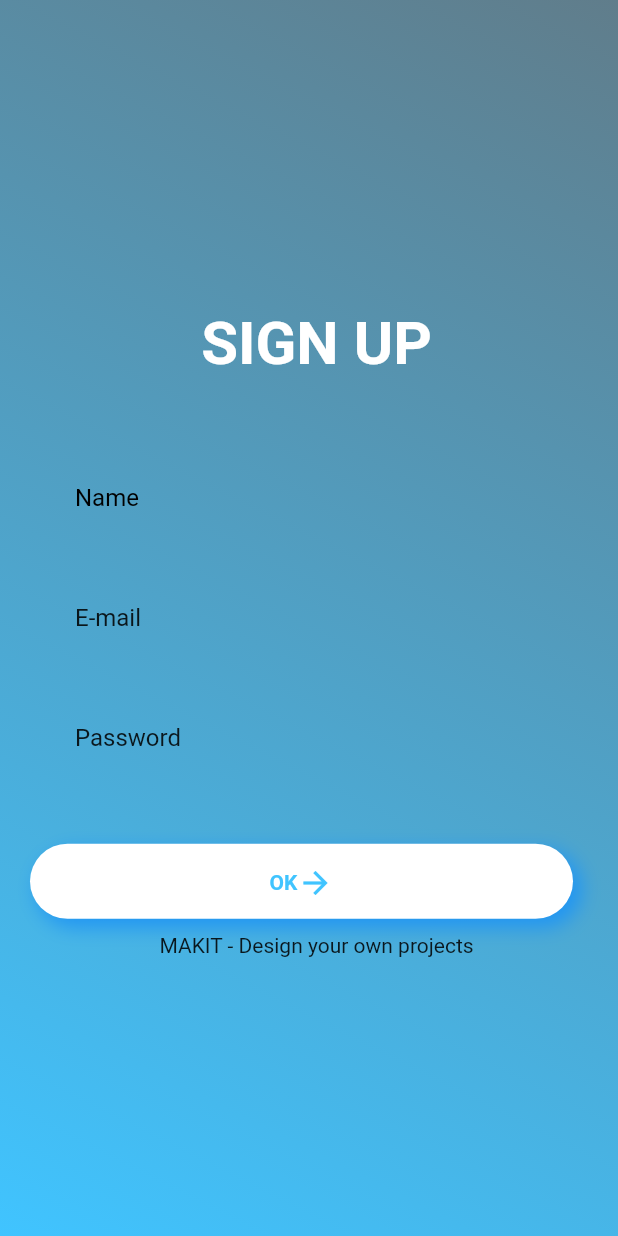
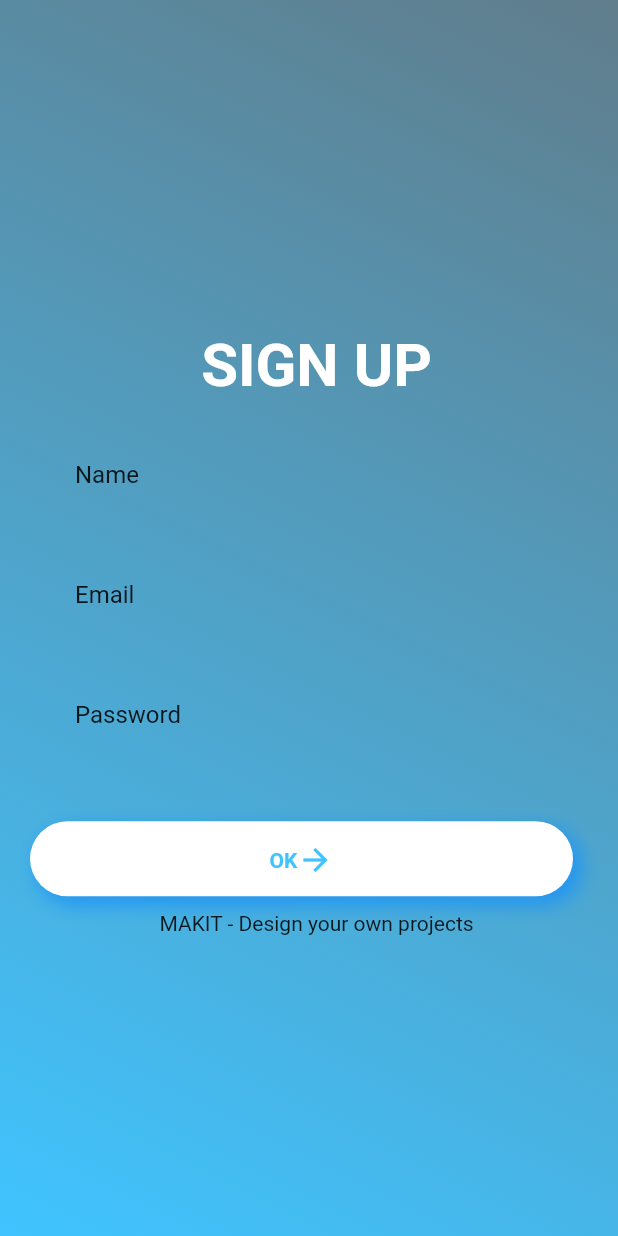
Before and after one commit to TCT2001/mobile_frontend, a Flutter app: the LoginPage screen opened by its route, after a tap on "Sign up", on a phone screen of 412 x 824 dp. Run offline on Flutter 3.47's test engine with Material 2 defaults, Android fonts, the phone set to English and light mode, and no system bars; our stand-ins replace get, get_storage; accounts and stored records are empty.

Commit message:
tuyen fix cho thanh

```diff
--- a/lib/src/global_widgets/button_new_user.dart
+++ b/lib/src/global_widgets/button_new_user.dart
@@ -1,21 +1,17 @@
 import 'package:flutter/material.dart';
-import 'package:get/get.dart';
+import 'package:get/get_core/src/get_main.dart';
+import 'package:get/get_navigation/src/extension_navigation.dart';
 import 'package:mobile_app/src/routes/app_routes.dart';
-import 'package:mobile_app/src/global_widgets/widgets_controller.dart';
 
-class ButtonNewUser extends GetView<WidgetsController> {
-  const ButtonNewUser({Key? key}) : super(key: key);
-
-  @override
-  Widget build(BuildContext context) {
+Widget ButtonNewUser(BuildContext context) {
   return Padding(
     padding: const EdgeInsets.only(top: 40, right: 30, left: 20),
     child: Container(
       alignment: Alignment.bottomRight,
       height: 50,
       width: MediaQuery.of(context).size.width,
-        decoration: BoxDecoration(boxShadow: [
-          const BoxShadow(
+      decoration: BoxDecoration(boxShadow: const [
+        BoxShadow(
           color: Colors.blue,
           blurRadius: 10.0, // has the effect of softening the shadow
           spreadRadius: 1.0, // has the effect of extending the shadow
@@ -31,8 +27,8 @@ class ButtonNewUser extends GetView<WidgetsController> {
         },
         child: Row(
           mainAxisAlignment: MainAxisAlignment.center,
-            children: <Widget>[
-              const Text(
+          children: const <Widget>[
+            Text(
               'OK',
               style: TextStyle(
                 color: Colors.lightBlueAccent,
@@ -40,7 +36,7 @@ class ButtonNewUser extends GetView<WidgetsController> {
                 fontWeight: FontWeight.w700,
               ),
             ),
-              const Icon(
+            Icon(
               Icons.arrow_forward,
               color: Colors.lightBlueAccent,
             ),
@@ -50,4 +46,3 @@ class ButtonNewUser extends GetView<WidgetsController> {
     ),
   );
 }
-}
--- a/lib/src/global_widgets/button_login.dart
+++ b/lib/src/global_widgets/button_no_data.dart
@@ -1,21 +1,17 @@
+import 'package:flutter/cupertino.dart';
 import 'package:flutter/material.dart';
-import 'package:get/get.dart';
-import 'package:mobile_app/src/routes/app_routes.dart';
-import 'package:mobile_app/src/global_widgets/widgets_controller.dart';
+import 'package:get/get_core/get_core.dart';
+import 'package:get/get_navigation/src/extension_navigation.dart';
 
-class Button extends GetView<WidgetsController> {
-  const Button({Key? key}) : super(key: key);
-
-  @override
-  Widget build(BuildContext context) {
-    return Padding(
+Widget CustomButtonNoData(BuildContext context, String routes) {
+  return Padding(
       padding: const EdgeInsets.only(top: 40, right: 30, left: 20),
       child: Container(
         alignment: Alignment.bottomRight,
         height: 50,
         width: MediaQuery.of(context).size.width,
         decoration: BoxDecoration(
-          boxShadow: [
+          boxShadow:const [
             BoxShadow(
               color: Colors.blue,
               blurRadius: 10.0, // has the effect of softening the shadow
@@ -31,11 +27,11 @@ class Button extends GetView<WidgetsController> {
         ),
         child: FlatButton(
           onPressed: () {
-            Get.toNamed(Routes.NEO);
+            Get.toNamed(routes);
           },
           child: Row(
             mainAxisAlignment: MainAxisAlignment.center,
-            children: <Widget>[
+            children: const <Widget>[
               Text(
                 'OK',
                 style: TextStyle(
@@ -53,8 +49,4 @@ class Button extends GetView<WidgetsController> {
         ),
       ),
     );
-  }
 }
-
-// t update cái thanh_loginScreen ý r muốn push lên branch nma nó bá olooix :((
-//ô push cái này lên cvasi branch tên là thanh_loginScreen là đc
--- a/lib/src/global_widgets/first.dart
+++ b/lib/src/global_widgets/first.dart
@@ -1,9 +1,8 @@
 import 'package:flutter/material.dart';
 import 'package:get/get.dart';
 import 'package:mobile_app/src/routes/app_routes.dart';
-import 'package:mobile_app/src/global_widgets/widgets_controller.dart';
 
-class FirstTime extends GetView<WidgetsController> {
+class FirstTime extends StatelessWidget {
   const FirstTime({Key? key}) : super(key: key);
 
   @override
@@ -16,7 +15,7 @@ class FirstTime extends GetView<WidgetsController> {
         height: 20,
         child: Row(
           children: <Widget>[
-            Text(
+            const Text(
               'Your first time?',
               style: TextStyle(
                 fontSize: 12,
@@ -28,7 +27,7 @@ class FirstTime extends GetView<WidgetsController> {
               onPressed: () {
                 Get.toNamed(Routes.SIGNUP);
               },
-              child: Text(
+              child: const Text(
                 'Sign up',
                 style: TextStyle(
                   fontSize: 12,
--- a/lib/src/global_widgets/input_email.dart
+++ /dev/null
@@ -1,33 +0,0 @@
-import 'package:flutter/material.dart';
-import 'package:mobile_app/src/modules/login/login_controller.dart';
-import 'package:get/get.dart';
-import 'package:mobile_app/src/routes/app_routes.dart';
-import 'package:mobile_app/src/global_widgets/widgets_controller.dart';
-
-class InputEmail extends GetView<WidgetsController> {
-  const InputEmail({Key? key}) : super(key: key);
-
-  @override
-  Widget build(BuildContext context) {
-    return Padding(
-      padding: const EdgeInsets.only(top: 50, left: 50, right: 50),
-      child: Container(
-        height: 60,
-        width: MediaQuery.of(context).size.width,
-        child: TextField(
-          style: TextStyle(
-            color: Colors.black,
-          ),
-          decoration: InputDecoration(
-            border: InputBorder.none,
-            fillColor: Colors.lightBlueAccent,
-            labelText: 'Name',
-            labelStyle: TextStyle(
-              color: Colors.black87,
-            ),
-          ),
-        ),
-      ),
-    );
-  }
-}
--- /dev/null
+++ b/lib/src/global_widgets/input_field.dart
@@ -0,0 +1,25 @@
+import 'package:flutter/material.dart';
+
+Widget InputField(BuildContext context,String labelText, {bool obscureText = false}) {
+  return Padding(
+    padding: EdgeInsets.only(top: 20, left: 50, right: 50),
+    child: Container(
+      height: 60,
+      width: MediaQuery.of(context).size.width,
+      child:  TextField(
+        obscureText: obscureText,
+        style: TextStyle(
+          color: Colors.black,
+        ),
+        decoration: InputDecoration(
+          border: InputBorder.none,
+          fillColor: Colors.lightBlueAccent,
+          labelText: labelText,
+          labelStyle: TextStyle(
+            color: Colors.black87,
+          ),
+        ),
+      ),
+    ),
+  );
+}
--- a/lib/src/global_widgets/new_email.dart
+++ /dev/null
@@ -1,31 +0,0 @@
-import 'package:flutter/material.dart';
-import 'package:get/get.dart';
-import 'package:mobile_app/src/global_widgets/widgets_controller.dart';
-
-class NewEmail extends GetView<WidgetsController> {
-  const NewEmail({Key? key}) : super(key: key);
-
-  @override
-  Widget build(BuildContext context) {
-    return Padding(
-      padding: const EdgeInsets.only(top: 20, left: 50, right: 50),
-      child: Container(
-        height: 60,
-        width: MediaQuery.of(context).size.width,
-        child: const TextField(
-          style: TextStyle(
-            color: Colors.black,
-          ),
-          decoration: InputDecoration(
-            border: InputBorder.none,
-            fillColor: Colors.lightBlueAccent,
-            labelText: 'E-mail',
-            labelStyle: TextStyle(
-              color: Colors.black87,
-            ),
-          ),
-        ),
-      ),
-    );
-  }
-}
--- a/lib/src/global_widgets/new_name.dart
+++ /dev/null
@@ -1,31 +0,0 @@
-import 'package:flutter/material.dart';
-import 'package:get/get.dart';
-import 'package:mobile_app/src/global_widgets/widgets_controller.dart';
-
-class NewName extends GetView<WidgetsController> {
-  const NewName({Key? key}) : super(key: key);
-
-  @override
-  Widget build(BuildContext context) {
-    return Padding(
-      padding: const EdgeInsets.only(top: 50, left: 50, right: 50),
-      child: Container(
-        height: 60,
-        width: MediaQuery.of(context).size.width,
-        child: const TextField(
-          style: TextStyle(
-            color: Colors.black,
-          ),
-          decoration: InputDecoration(
-            border: InputBorder.none,
-            fillColor: Colors.lightBlueAccent,
-            labelText: 'Name',
-            labelStyle: TextStyle(
-              color: Colors.black,
-            ),
-          ),
-        ),
-      ),
-    );
-  }
-}
--- a/lib/src/global_widgets/password.dart
+++ /dev/null
@@ -1,31 +0,0 @@
-import 'package:flutter/material.dart';
-import 'package:get/get.dart';
-import 'package:mobile_app/src/global_widgets/widgets_controller.dart';
-
-class PasswordInput extends GetView<WidgetsController> {
-  const PasswordInput({Key? key}) : super(key: key);
-
-  @override
-  Widget build(BuildContext context) {
-    return Padding(
-      padding: const EdgeInsets.only(top: 20, left: 50, right: 50),
-      child: Container(
-        height: 60,
-        width: MediaQuery.of(context).size.width,
-        child: const TextField(
-          style: TextStyle(
-            color: Colors.black,
-          ),
-          obscureText: true,
-          decoration: InputDecoration(
-            border: InputBorder.none,
-            labelText: 'Password',
-            labelStyle: TextStyle(
-              color: Colors.black87,
-            ),
-          ),
-        ),
-      ),
-    );
-  }
-}
--- a/lib/src/global_widgets/widgets_binding.dart
+++ /dev/null
@@ -1,9 +0,0 @@
-import 'package:get/get.dart';
-import 'package:mobile_app/src/global_widgets/widgets_controller.dart';
-
-class WidgetsBinding implements Bindings {
-  @override
-  void dependencies() {
-    Get.lazyPut<WidgetsController>(() => WidgetsController());
-  }
-}
--- a/lib/src/global_widgets/widgets_controller.dart
+++ /dev/null
@@ -1,8 +0,0 @@
-import 'package:get/get.dart';
-import 'package:mobile_app/src/core/constants/keys.dart';
-import 'package:mobile_app/src/core/constants/strings.dart';
-import 'package:mobile_app/src/data/models/annotation.dart';
-import 'package:mobile_app/src/data/services/app_config_service.dart';
-
-class WidgetsController extends GetxController {
-}
--- a/lib/src/modules/login/login_page.dart
+++ b/lib/src/modules/login/login_page.dart
@@ -1,10 +1,11 @@
+// ignore_for_file: non_constant_identifier_names
+
 import 'package:flutter/material.dart';
 import 'package:get/get.dart';
+import 'package:mobile_app/src/global_widgets/button_no_data.dart';
+import 'package:mobile_app/src/global_widgets/input_field.dart';
 import 'package:mobile_app/src/modules/login/login_controller.dart';
-import 'package:mobile_app/src/global_widgets/button_login.dart';
-import 'package:mobile_app/src/global_widgets/first.dart';
-import 'package:mobile_app/src/global_widgets/input_email.dart';
-import 'package:mobile_app/src/global_widgets/password.dart';
+import 'package:mobile_app/src/routes/app_routes.dart';
 
 class LoginPage extends GetView<LoginController> {
   const LoginPage({Key? key}) : super(key: key);
@@ -13,7 +14,7 @@ class LoginPage extends GetView<LoginController> {
   Widget build(BuildContext context) {
     return Scaffold(
         body: Container(
-          decoration: BoxDecoration(
+      decoration: const BoxDecoration(
         gradient: LinearGradient(
             begin: Alignment.topRight,
             end: Alignment.bottomLeft,
@@ -22,12 +23,11 @@ class LoginPage extends GetView<LoginController> {
       child: Stack(
         alignment: Alignment.center,
         children: <Widget>[
-
           Column(
             mainAxisAlignment: MainAxisAlignment.center,
             crossAxisAlignment: CrossAxisAlignment.center,
             children: <Widget>[
-                  Padding(
+              const Padding(
                 padding: EdgeInsets.only(top: 20, left: 5),
                 child: Text(
                   "LOGIN",
@@ -38,14 +38,14 @@ class LoginPage extends GetView<LoginController> {
                   ),
                 ),
               ),
-                  InputEmail(),
-                  PasswordInput(),
-                  Button(),
+              InputField(context, 'Email'),
+              InputField(context, 'Password', obscureText: true),
+              CustomButtonNoData(context, Routes.NEO),
               FirstTime(),
               const SizedBox(
                 height: 50,
               ),
-                  Padding(
+              const Padding(
                 padding: EdgeInsets.only(
                   left: 50,
                   right: 40,
@@ -59,3 +59,87 @@ class LoginPage extends GetView<LoginController> {
     ));
   }
 }
+
+Widget LoginButton(BuildContext context) {
+  return Padding(
+    padding: const EdgeInsets.only(top: 40, right: 30, left: 20),
+    child: Container(
+      alignment: Alignment.bottomRight,
+      height: 50,
+      width: MediaQuery.of(context).size.width,
+      decoration: BoxDecoration(
+        boxShadow: const [
+          BoxShadow(
+            color: Colors.blue,
+            blurRadius: 10.0, // has the effect of softening the shadow
+            spreadRadius: 1.0, // has the effect of extending the shadow
+            offset: Offset(
+              5.0, // horizontal, move right 10
+              5.0, // vertical, move down 10
+            ),
+          ),
+        ],
+        color: Colors.white,
+        borderRadius: BorderRadius.circular(30),
+      ),
+      child: FlatButton(
+        onPressed: () {
+          Get.toNamed(Routes.NEO);
+        },
+        child: Row(
+          mainAxisAlignment: MainAxisAlignment.center,
+          children: const <Widget>[
+            Text(
+              'OK',
+              style: TextStyle(
+                color: Colors.lightBlueAccent,
+                fontSize: 14,
+                fontWeight: FontWeight.w700,
+              ),
+            ),
+            Icon(
+              Icons.arrow_forward,
+              color: Colors.lightBlueAccent,
+            ),
+          ],
+        ),
+      ),
+    ),
+  );
+}
+
+Widget FirstTime() {
+  return Padding(
+    padding: const EdgeInsets.only(top: 30, left: 30),
+    child: Container(
+      alignment: Alignment.topRight,
+      //color: Colors.red,
+      height: 20,
+      child: Row(
+        children: <Widget>[
+          const Text(
+            'Your first time?',
+            style: TextStyle(
+              fontSize: 12,
+              color: Colors.white70,
+            ),
+          ),
+          FlatButton(
+            padding: EdgeInsets.all(0),
+            onPressed: () {
+              Get.toNamed(Routes.SIGNUP);
+            },
+            child: const Text(
+              'Sign up',
+              style: TextStyle(
+                fontSize: 12,
+                color: Colors.white,
+              ),
+              textAlign: TextAlign.right,
+            ),
+          ),
+        ],
+      ),
+    ),
+  );
+}
--- a/lib/src/modules/neo/neo_page.dart
+++ b/lib/src/modules/neo/neo_page.dart
@@ -1,7 +1,7 @@
 import 'package:flutter/material.dart';
 import 'package:get/get.dart';
+import 'package:mobile_app/src/global_widgets/button_new_user.dart';
 import 'package:mobile_app/src/modules/signup/signup_controller.dart';
-import 'package:mobile_app/src/global_widgets/button_new_user.dart';
 
 class NeoPage extends GetView<SignupController> {
   const NeoPage({Key? key}) : super(key: key);
@@ -35,7 +35,7 @@ class NeoPage extends GetView<SignupController> {
                       ),
                     ),
 
-                    ButtonNewUser(),
+                    ButtonNewUser(context),
 
                     // Padding(padding: EdgeInsets.only(top: 160, left: 20),
                     //   child: Text("Create your account",),
--- a/lib/src/modules/signup/signup_controller.dart
+++ b/lib/src/modules/signup/signup_controller.dart
@@ -1,8 +1,4 @@
 import 'package:get/get.dart';
-import 'package:mobile_app/src/core/constants/keys.dart';
-import 'package:mobile_app/src/core/constants/strings.dart';
-import 'package:mobile_app/src/data/models/annotation.dart';
-import 'package:mobile_app/src/data/services/app_config_service.dart';
 
 class SignupController extends GetxController {
 }
--- a/lib/src/modules/signup/signup_page.dart
+++ b/lib/src/modules/signup/signup_page.dart
@@ -1,10 +1,9 @@
 import 'package:flutter/material.dart';
 import 'package:get/get.dart';
+import 'package:mobile_app/src/global_widgets/button_new_user.dart';
+import 'package:mobile_app/src/global_widgets/input_field.dart';
 import 'package:mobile_app/src/modules/signup/signup_controller.dart';
-import 'package:mobile_app/src/global_widgets/button_new_user.dart';
-import 'package:mobile_app/src/global_widgets/new_email.dart';
-import 'package:mobile_app/src/global_widgets/new_name.dart';
-import 'package:mobile_app/src/global_widgets/password.dart';
+import 'package:mobile_app/src/routes/app_routes.dart';
 
 class SignupPage extends GetView<SignupController> {
   const SignupPage({Key? key}) : super(key: key);
@@ -13,7 +12,7 @@ class SignupPage extends GetView<SignupController> {
   Widget build(BuildContext context) {
     return Scaffold(
         body: Container(
-            decoration: BoxDecoration(
+            decoration: const BoxDecoration(
               gradient: LinearGradient(
                   begin: Alignment.topRight,
                   end: Alignment.bottomLeft,
@@ -26,7 +25,7 @@ class SignupPage extends GetView<SignupController> {
                   mainAxisAlignment: MainAxisAlignment.center,
                   crossAxisAlignment: CrossAxisAlignment.center,
                   children: <Widget>[
-                    Padding(
+                    const Padding(
                       padding: EdgeInsets.only(top: 20, left: 10),
                       child: Text(
                         "SIGN UP",
@@ -38,10 +37,10 @@ class SignupPage extends GetView<SignupController> {
                       ),
                     ),
 
-                    NewName(),
-                    NewEmail(),
-                    PasswordInput(),
-                    ButtonNewUser(),
+                    InputField(context, 'Name'),
+                    InputField(context, 'Email'),
+                    InputField(context, 'Password', obscureText: true),
+                    ButtonNewUser(context),
 
                     // Padding(padding: EdgeInsets.only(top: 160, left: 20),
                     //   child: Text("Create your account",),
@@ -52,7 +51,7 @@ class SignupPage extends GetView<SignupController> {
                       height: 10,
                     ),
 
-                    Padding(
+                    const Padding(
                       padding: EdgeInsets.only(left: 50, right: 40),
                       child: Text("MAKIT - Design your own projects"),
                     ),
@@ -62,4 +61,3 @@ class SignupPage extends GetView<SignupController> {
             )));
   }
 }
-//
```
Lines whose indentation alone changed are shown as unchanged.
